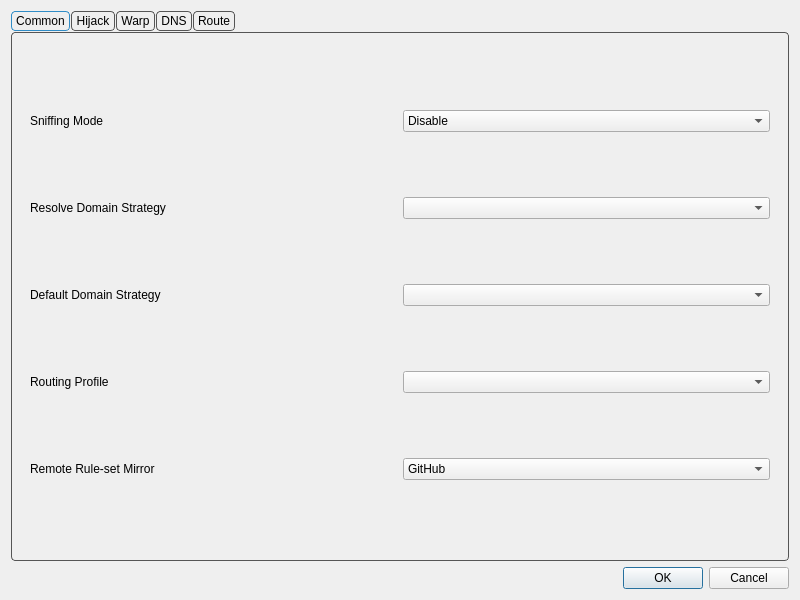
Above: include/ui/setting/dialog_manage_routes.ui from Yulinanami/ethernet-tun-test before the change. Below: the same form after it.
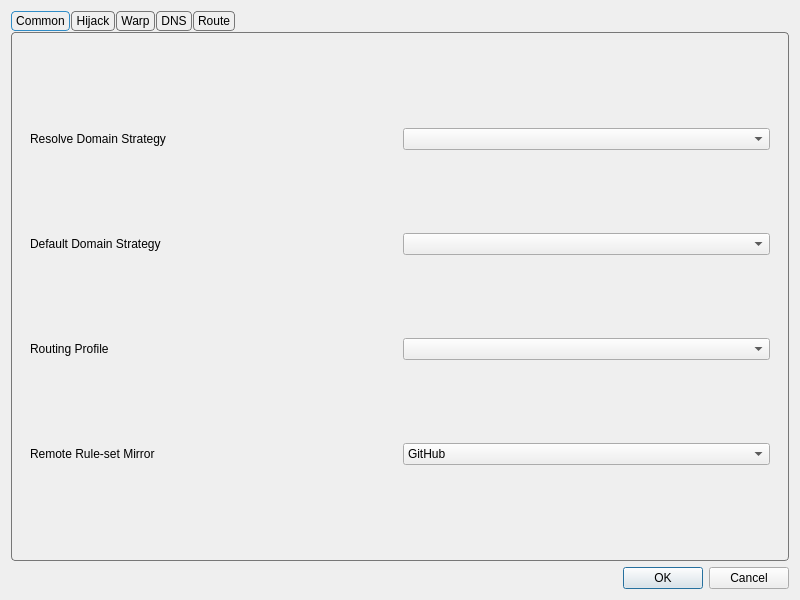
That is the form after the change.

Patch:
```diff
--- a/include/ui/setting/dialog_manage_routes.ui
+++ b/include/ui/setting/dialog_manage_routes.ui
@@ -19,7 +19,7 @@
      <property name="styleSheet">
       <string notr="true">QTabWidget::pane {
     margin-top: 1px;
-    border: 1px solid #555555;
+    border: 1px solid #777777;
     border-radius: 4px;
 }
 
@@ -29,7 +29,7 @@
 }
 
 QTabBar::tab {
-    border: 1px solid #555555;
+    border: 1px solid #777777;
     border-radius: 4px;
 
     padding: 2px 4px;
@@ -41,7 +41,7 @@
 }
 
 QTabBar::tab:!selected {
-    border: 1px solid #555555;
+    border: 1px solid #777777;
 }
 
 QTabBar::tab:hover:!selected {
@@ -59,10 +59,10 @@
        <item>
         <widget class="QWidget" name="widget" native="true">
          <layout class="QGridLayout" name="gridLayout_2">
-          <item row="4" column="1">
+          <item row="3" column="1">
            <widget class="QComboBox" name="route_prof"/>
           </item>
-          <item row="3" column="0">
+          <item row="2" column="0">
            <widget class="QLabel" name="label_3">
             <property name="toolTip">
              <string>&lt;html&gt;&lt;head/&gt;&lt;body&gt;&lt;p&gt;Used as default strategy when resolving outbound/dns server Domain addresses&lt;/p&gt;&lt;/body&gt;&lt;/html&gt;</string>
@@ -72,24 +72,28 @@
             </property>
            </widget>
           </item>
-          <item row="3" column="1">
+          <item row="1" column="1">
+           <widget class="QComboBox" name="domainStrategyCombo">
+            <property name="editable">
+             <bool>false</bool>
+            </property>
+           </widget>
+          </item>
+          <item row="2" column="1">
            <widget class="QComboBox" name="default_domain_strategy">
             <property name="editable">
              <bool>false</bool>
             </property>
            </widget>
           </item>
-          <item row="1" column="0">
-           <widget class="QLabel" name="label">
-            <property name="toolTip">
-             <string>Sniffs the connections intial packet(s?) to identify the protocol and the SNI. Sniff result for destination also rewrites the destionation of the connection to the sniffed SNI. For more data on the sniffed protocol refer to the sing-box's documentation.</string>
-            </property>
+          <item row="4" column="0">
+           <widget class="QLabel" name="ruleset_mirror_l">
             <property name="text">
-             <string>Sniffing Mode</string>
+             <string>Remote Rule-set Mirror</string>
             </property>
            </widget>
           </item>
-          <item row="2" column="0">
+          <item row="1" column="0">
            <widget class="QLabel" name="label_6">
             <property name="toolTip">
              <string notr="true">&lt;html&gt;&lt;head/&gt;&lt;body&gt;&lt;p&gt;If not empty, resolves domains in requests according to the strategy&lt;/p&gt;&lt;/body&gt;&lt;/html&gt;</string>
@@ -99,42 +103,14 @@
             </property>
            </widget>
           </item>
-          <item row="1" column="1">
-           <widget class="QComboBox" name="sniffing_mode">
-            <item>
-             <property name="text">
-              <string>Disable</string>
-             </property>
-            </item>
-            <item>
-             <property name="text">
-              <string>Sniff result for routing</string>
-             </property>
-            </item>
-           </widget>
-          </item>
-          <item row="4" column="0">
+          <item row="3" column="0">
            <widget class="QLabel" name="route_prof_l">
             <property name="text">
              <string>Routing Profile</string>
             </property>
            </widget>
           </item>
-          <item row="2" column="1">
-           <widget class="QComboBox" name="domainStrategyCombo">
-            <property name="editable">
-             <bool>false</bool>
-            </property>
-           </widget>
-          </item>
-          <item row="5" column="0">
-           <widget class="QLabel" name="ruleset_mirror_l">
-            <property name="text">
-             <string>Remote Rule-set Mirror</string>
-            </property>
-           </widget>
-          </item>
-          <item row="5" column="1">
+          <item row="4" column="1">
            <widget class="QComboBox" name="ruleset_mirror">
             <item>
              <property name="text">
@@ -360,6 +336,26 @@
             </property>
            </widget>
           </item>
+          <item row="5" column="1">
+           <widget class="QLineEdit" name="warp_reserved"/>
+          </item>
+          <item row="5" column="0">
+           <widget class="QLabel" name="label">
+            <property name="text">
+             <string>Reserved</string>
+            </property>
+           </widget>
+          </item>
+          <item row="4" column="0">
+           <widget class="QLabel" name="label_12">
+            <property name="text">
+             <string>Interface Addresses</string>
+            </property>
+           </widget>
+          </item>
+          <item row="4" column="1">
+           <widget class="QLineEdit" name="warp_ifc_addrs"/>
+          </item>
          </layout>
         </widget>
        </item>
```
Left out of the diff: 32 changed lines with no effect on the pictures.
